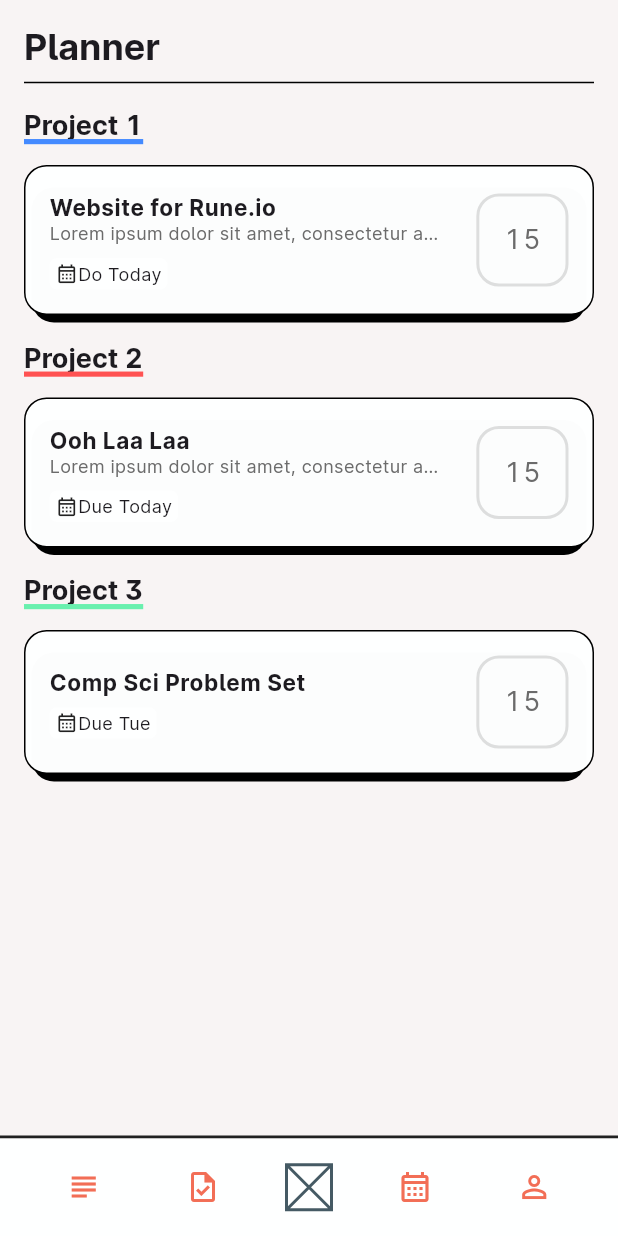
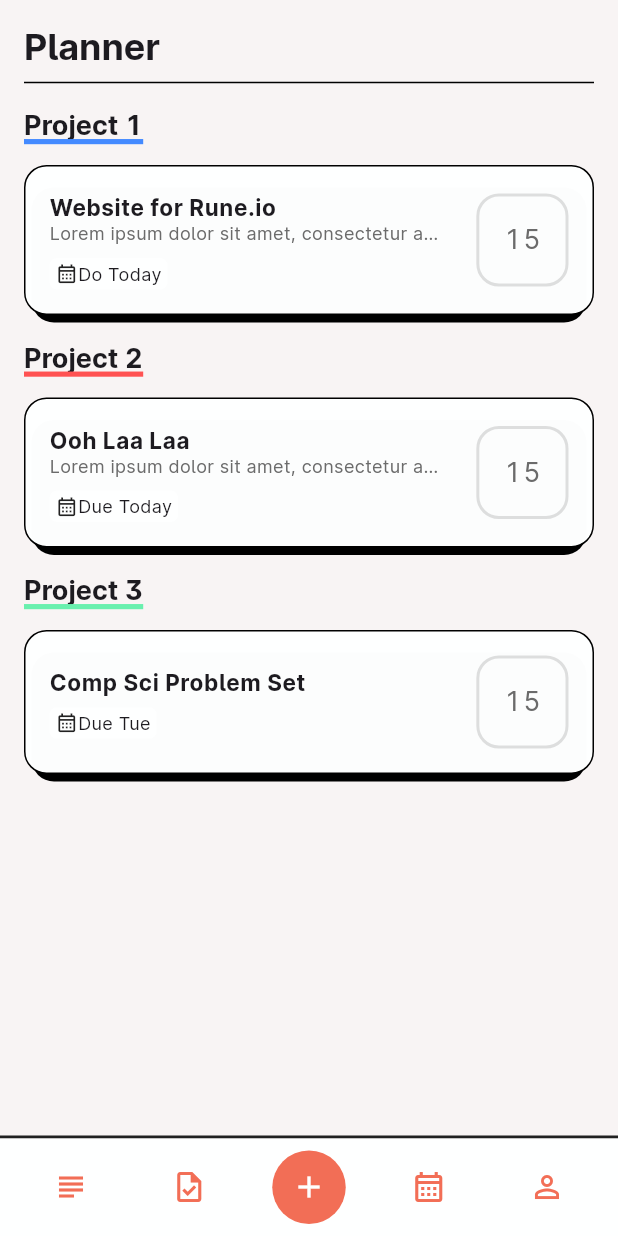
Before and after one commit to Michael-R-Dickinson/todolist, a Flutter app: the PlannerView screen opened directly, on a phone screen of 412 x 824 dp. Run offline on Flutter 3.47's test engine with Material 3 defaults, Android fonts, the phone set to English and light mode, and no system bars; our stand-ins replace flutter_hooks, flutter_riverpod, percent_indicator, riverpod.

Commit message:
added task creation inputs and refactored widgets into their own files

```diff
--- /dev/null
+++ b/lib/constants.dart
@@ -0,0 +1,8 @@
+import 'package:flutter/material.dart';
+
+final taskBorderRadius = BorderRadius.circular(15);
+
+const defaultInputPadding = EdgeInsets.symmetric(
+  vertical: 8,
+  horizontal: 16,
+);
--- a/lib/utils.dart
+++ b/lib/utils.dart
@@ -83,3 +83,11 @@ class DetailedUnderlinedText extends StatelessWidget {
     );
   }
 }
+
+BoxShadow makeDefaultBoxShadow(Color color) {
+  return BoxShadow(
+    color: color,
+    spreadRadius: -5,
+    offset: const Offset(0, 10),
+  );
+}
--- a/lib/widgets/add_task_button.dart
+++ b/lib/widgets/add_task_button.dart
@@ -1,14 +1,32 @@
 import 'package:flutter/material.dart';
+import 'package:todolist/widgets/add_task/add_task_modal.dart';
 
 class AddTaskButton extends StatelessWidget {
   const AddTaskButton({super.key});
 
   @override
   Widget build(BuildContext context) {
-    return const SizedBox(
-      width: 30,
-      height: 30,
-      child: Placeholder(),
+    const size = 50.0;
+    return Container(
+      width: size,
+      height: size,
+      decoration: BoxDecoration(
+        color: Theme.of(context).primaryColor,
+        shape: BoxShape.circle,
+      ),
+      child: IconButton(
+        icon: const Icon(Icons.add),
+        color: Theme.of(context).cardColor,
+        onPressed: () {
+          showModalBottomSheet(
+            context: context,
+            builder: (BuildContext context) {
+              return const AddTaskModal();
+            },
+            isScrollControlled: true, // This makes the sheet take up more space
+          );
+        },
+      ),
     );
   }
 }
--- a/lib/widgets/bottom_nav.dart
+++ b/lib/widgets/bottom_nav.dart
@@ -19,6 +19,7 @@ class BottomNav extends StatelessWidget {
       ),
       child: BottomAppBar(
         color: Theme.of(context).cardColor,
+        padding: const EdgeInsets.all(8),
         height: 65,
         elevation: 0,
         child: Row(
--- a/lib/widgets/task_item/base_task.dart
+++ b/lib/widgets/task_item/base_task.dart
@@ -1,6 +1,8 @@
 import 'package:flutter/material.dart';
 import 'package:flutter_riverpod/flutter_riverpod.dart';
+import 'package:todolist/constants.dart';
 import 'package:todolist/providers/view_settings_provider.dart';
+import 'package:todolist/utils.dart';
 import 'package:todolist/widgets/task_item/compact_task.dart';
 import 'package:todolist/widgets/task_item/default_task.dart';
 
@@ -24,11 +26,7 @@ class TaskItemWrapper extends StatelessWidget {
       );
     }
 
-    return BoxShadow(
-      color: color,
-      spreadRadius: -5,
-      offset: const Offset(0, 10),
-    );
+    return makeDefaultBoxShadow(color);
   }
 
   @override
@@ -53,7 +51,7 @@ class TaskItemWrapper extends StatelessWidget {
       decoration: BoxDecoration(
         color: Theme.of(context).cardColor,
         boxShadow: [makeShadow(boxColor)],
-        borderRadius: BorderRadius.circular(15),
+        borderRadius: taskBorderRadius,
         border: Border.all(
           color: boxColor,
           style: BorderStyle.solid,
--- a/pubspec.yaml
+++ b/pubspec.yaml
@@ -37,6 +37,7 @@ dependencies:
   # The following adds the Cupertino Icons font to your application.
   # Use with the CupertinoIcons class for iOS style icons.
   cupertino_icons: ^1.0.6
+  flutter_hooks: ^0.20.5
 
 dev_dependencies:
   flutter_test:
```
Also changed, not shown: lib/widgets/add_task/add_task_modal.dart (added, +26 -0 lines), lib/widgets/add_task/create_task_dates.dart (added, +53 -0 lines), lib/widgets/add_task/task_creation_form.dart (added, +35 -0 lines), lib/widgets/add_task/task_details_input.dart (added, +47 -0 lines), lib/widgets/default_input_wrapper.dart (added, +31 -0 lines), pubspec.lock.
